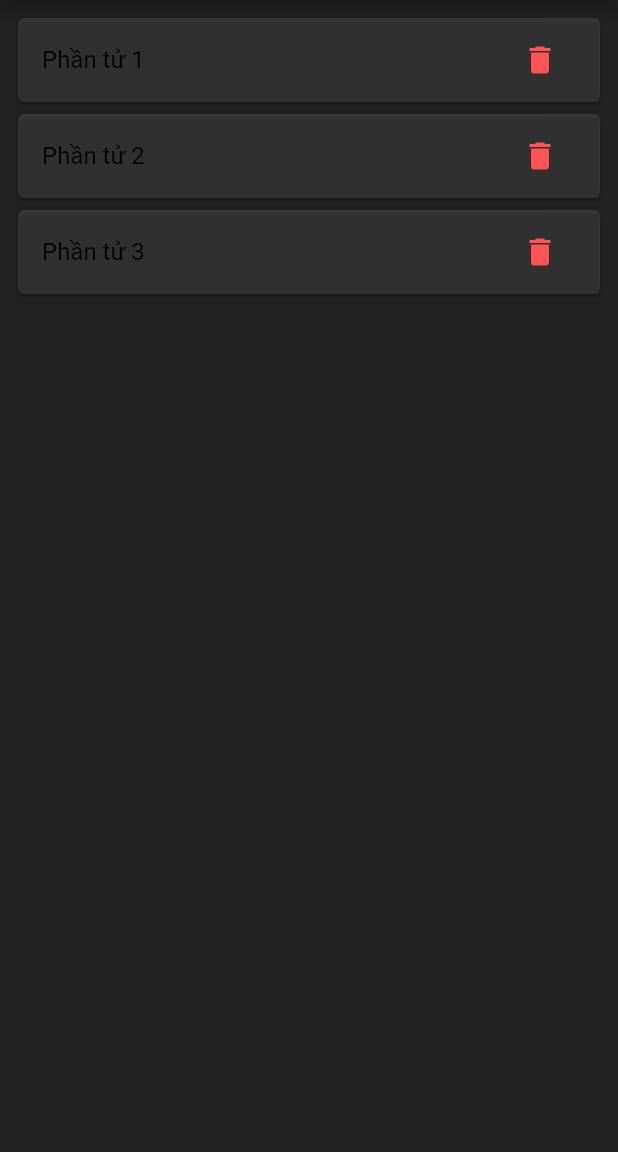
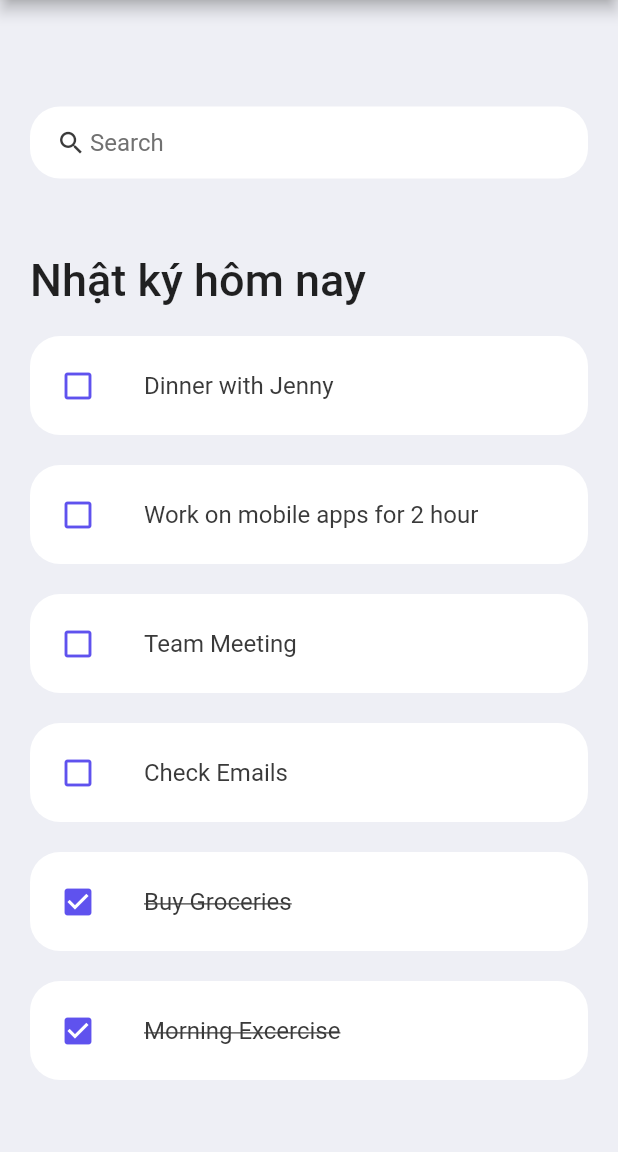
Before and after one commit to dth2k1/log-window, a Flutter app: the screen it shows after launch, on a phone screen of 412 x 824 dp, the part 84-1236 px from its top. Run offline on Flutter 3.47's test engine with Material 2 defaults, Android fonts, the phone set to English and light mode, and no system bars; our stand-ins replace fluro.

Commit message:
change ui todo list

```diff
--- /dev/null
+++ b/logwindow/lib/colors/colors.dart
@@ -0,0 +1,9 @@
+import 'package:flutter/material.dart';
+
+const Color tdRed = Color(0xFFDA4040);
+const Color tdBlue = Color(0xFF5F52EE);
+
+const Color tdBlack = Color(0xFF3A3A3A);
+const Color tdGrey = Color(0xFF717171);
+
+const Color tdBGColor = Color(0xFFEEEFF5);
--- /dev/null
+++ b/logwindow/lib/models/todolist.dart
@@ -0,0 +1,35 @@
+class ToDoList {
+  String? id;
+  String? todoText;
+  bool isDone;
+
+  ToDoList({
+    required this.id,
+    required this.todoText,
+    this.isDone = false,
+  });
+
+//  goi data api list dairy view o day
+  static List<ToDoList> todoList() {
+    return [
+      ToDoList(id: '01', todoText: 'Morning Excercise', isDone: true),
+      ToDoList(id: '02', todoText: 'Buy Groceries', isDone: true),
+      ToDoList(
+        id: '03',
+        todoText: 'Check Emails',
+      ),
+      ToDoList(
+        id: '04',
+        todoText: 'Team Meeting',
+      ),
+      ToDoList(
+        id: '05',
+        todoText: 'Work on mobile apps for 2 hour',
+      ),
+      ToDoList(
+        id: '06',
+        todoText: 'Dinner with Jenny',
+      ),
+    ];
+  }
+}
--- a/logwindow/lib/screen/todo.dart
+++ b/logwindow/lib/screen/todo.dart
@@ -2,6 +2,9 @@
 import 'package:fluro/fluro.dart';
 import '../routes.dart';
 import 'dart:developer';
+import '../models/todolist.dart';
+import '../colors/colors.dart';
+import './todo_item.dart';
 
 class ToDoScreen extends StatefulWidget {
   @override
@@ -9,60 +12,125 @@
 }
 
 class _ToDoScreenState extends State<ToDoScreen> {
-  final TextEditingController _textEditingController =
-      new TextEditingController();
-  final List<String> _itemList = ["Phần tử 1", "Phần tử 2", "Phần tử 3"];
+  final todosList = ToDoList.todoList();
+  List<ToDoList> _foundToDo = [];
+  final _todoController = TextEditingController();
+
   @override
   void initState() {
+    _foundToDo = todosList;
     super.initState();
   }
 
   @override
   Widget build(BuildContext context) {
-    Routes.configureRoutes();
-    return new Scaffold(
-      backgroundColor: Colors.black87,
-      body: Column(
-        children: <Widget>[
-          new Flexible(
-              child: ListView.builder(
-                  itemCount: _itemList.length,
-                  padding: new EdgeInsets.all(8.0),
-                  reverse: false,
-                  itemBuilder: (_, int index) {
-                    final item = _itemList[index];
-                    return Card(
-                      color: Colors.white10,
-                      child: ListTile(
-                        title: Text(item),
-                        trailing: IconButton(
-                          icon: Icon(Icons.delete),
-                          color: Colors.redAccent,
-                          onPressed: () {
-                            setState(() {
-                              _deleteItem(index);
-                            });
-                          },
+    return Scaffold(
+      backgroundColor: tdBGColor,
+      appBar: _buildAppBar(),
+      body: Stack(
+        children: [
+          Container(
+            padding: EdgeInsets.symmetric(
+              horizontal: 20,
+              vertical: 15,
+            ),
+            child: Column(
+              children: [
+                searchBox(),
+                Expanded(
+                  child: ListView(
+                    children: [
+                      Container(
+                        margin: EdgeInsets.only(
+                          top: 50,
+                          bottom: 20,
                         ),
-                        onTap: () {
-                          log('vao day');
-                          // Chuyển tới màn hình chi tiết và truyền tham số item
-                          _navigateToDetailScreen(context, item);
-                        },
+                        child: Text(
+                          'Nhật ký hôm nay',
+                          style: TextStyle(
+                            fontSize: 30,
+                            fontWeight: FontWeight.w500,
+                          ),
+                        ),
                       ),
-                    );
-                  }))
+                      for (ToDoList todoo in _foundToDo.reversed)
+                        ToDoItem(
+                          todo: todoo,
+                          onToDoChanged: _handleToDoChange,
+                          onDeleteItem: _deleteToDoItem,
+                        ),
+                    ],
+                  ),
+                )
+              ],
+            ),
+          ),
         ],
       ),
     );
   }
 
-  void _deleteItem(int index) {
-    _itemList.removeAt(index);
+  void _handleToDoChange(ToDoList todo) {
+    setState(() {
+      todo.isDone = !todo.isDone;
+    });
   }
 
-  void _navigateToDetailScreen(BuildContext context, String item) {
-    String route = '/detail/$item';
-    Routes.router.navigateTo(context, route, transition: TransitionType.fadeIn);
+  void _deleteToDoItem(String id) {
+    setState(() {
+      todosList.removeWhere((item) => item.id == id);
+    });
+  }
+
+  void _runFilter(String enteredKeyword) {
+    List<ToDoList> results = [];
+    if (enteredKeyword.isEmpty) {
+      results = todosList;
+    } else {
+      results = todosList
+          .where((item) => item.todoText!
+              .toLowerCase()
+              .contains(enteredKeyword.toLowerCase()))
+          .toList();
+    }
+
+    setState(() {
+      _foundToDo = results;
+    });
+  }
+
+  Widget searchBox() {
+    return Container(
+      padding: EdgeInsets.symmetric(horizontal: 15),
+      decoration: BoxDecoration(
+        color: Colors.white,
+        borderRadius: BorderRadius.circular(20),
+      ),
+      child: TextField(
+        onChanged: (value) => _runFilter(value),
+        decoration: InputDecoration(
+          contentPadding: EdgeInsets.symmetric(vertical: 10),
+          prefixIcon: Icon(
+            Icons.search,
+            color: tdBlack,
+            size: 20,
+          ),
+          prefixIconConstraints: BoxConstraints(
+            maxHeight: 20,
+            minWidth: 25,
+          ),
+          border: InputBorder.none,
+          hintText: 'Search',
+          hintStyle: TextStyle(color: tdGrey),
+        ),
+      ),
+    );
+  }
+
+  AppBar _buildAppBar() {
+    return AppBar(
+      backgroundColor: tdBGColor,
+      elevation: 0,
+    );
   }
 }
--- /dev/null
+++ b/logwindow/lib/screen/todo_item.dart
@@ -0,0 +1,52 @@
+import 'package:flutter/material.dart';
+
+import '../models/todolist.dart';
+import '../colors/colors.dart';
+
+class ToDoItem extends StatelessWidget {
+  final ToDoList todo;
+  final onToDoChanged;
+  final onDeleteItem;
+
+  const ToDoItem({
+    Key? key,
+    required this.todo,
+    required this.onToDoChanged,
+    required this.onDeleteItem,
+  }) : super(key: key);
+
+  @override
+  Widget build(BuildContext context) {
+    return Container(
+      margin: EdgeInsets.only(bottom: 20),
+      child: ListTile(
+        onTap: () {
+          print("chuyen sang man detai");
+          //navigate detail taij day
+        },
+        shape: RoundedRectangleBorder(
+          borderRadius: BorderRadius.circular(20),
+        ),
+        contentPadding: EdgeInsets.symmetric(horizontal: 20, vertical: 5),
+        tileColor: Colors.white,
+        leading: GestureDetector(
+          onTap: () {
+            onToDoChanged(todo);
+          },
+          child: Icon(
+            todo.isDone ? Icons.check_box : Icons.check_box_outline_blank,
+            color: tdBlue,
+          ),
+        ),
+        title: Text(
+          todo.todoText!,
+          style: TextStyle(
+            fontSize: 16,
+            color: tdBlack,
+            decoration: todo.isDone ? TextDecoration.lineThrough : null,
+          ),
+        ),
+      ),
+    );
+  }
+}
```
Also changed, not shown: logwindow/pubspec.lock.
